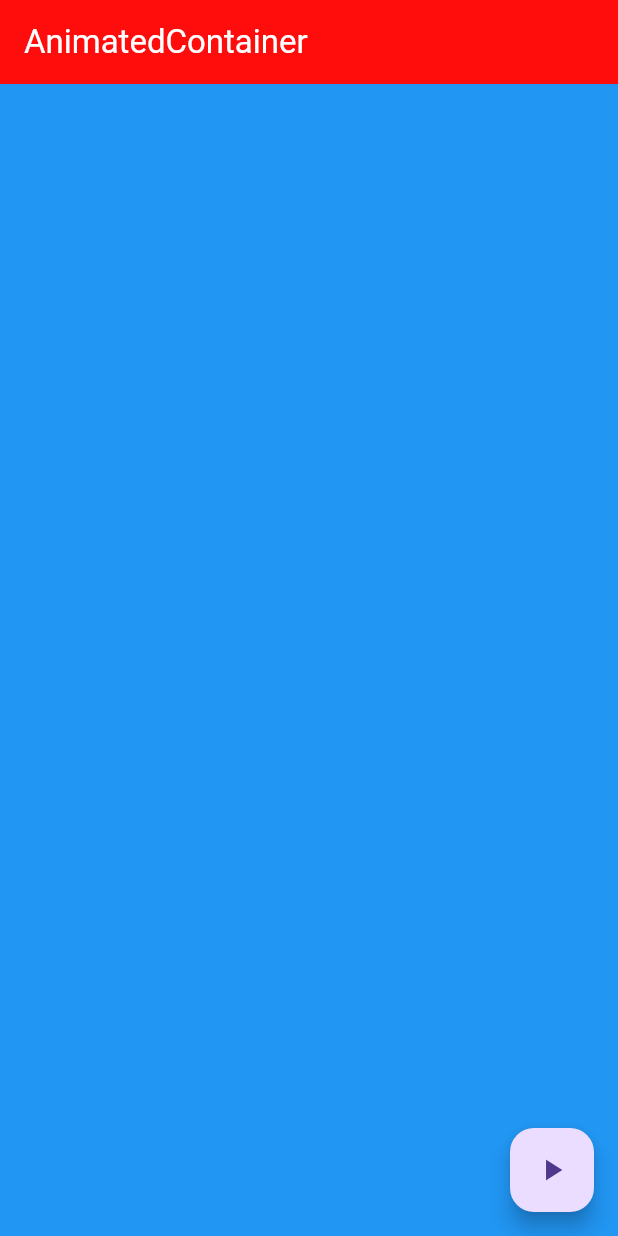
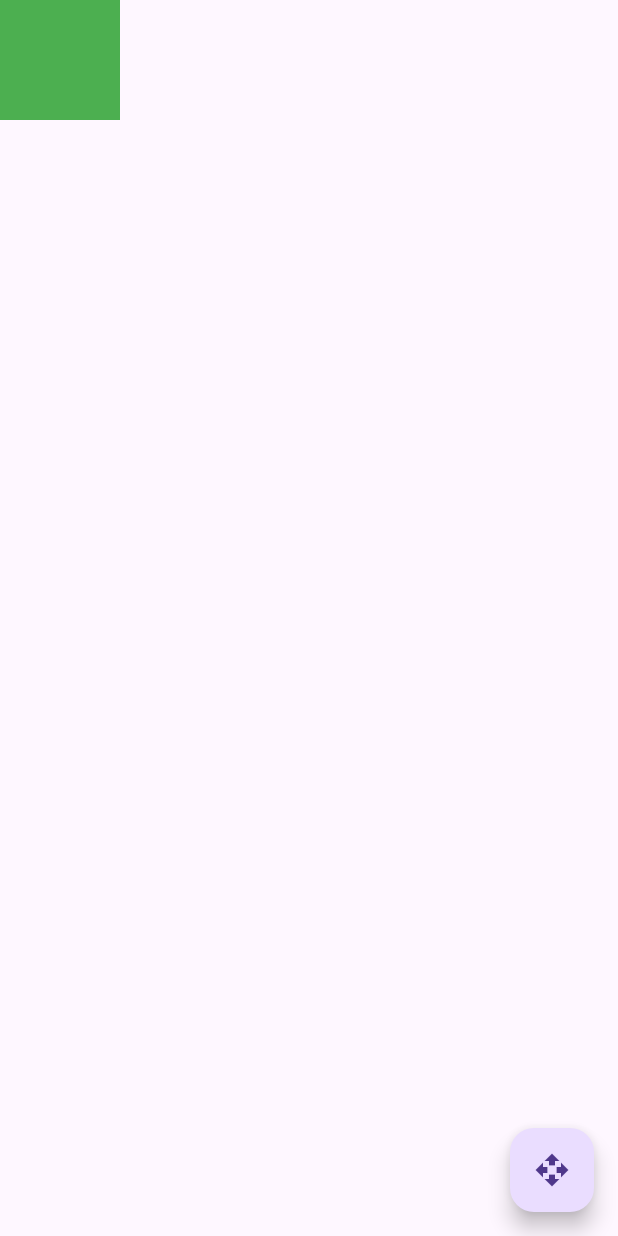
Before and after one commit to KodewithArun/Flutter-Complete-Learning---Arun, a Flutter app: the screen it shows after launch, on a phone screen of 412 x 824 dp. Run offline on Flutter 3.47's test engine with Material 3 defaults, Android fonts, the phone set to English and light mode, and no system bars; our stand-ins replace flutter_svg.

Commit message:
day12: understand about the animationalign

```diff
--- a/lib/screens/home_page.dart
+++ b/lib/screens/home_page.dart
@@ -8,39 +8,27 @@ class HomePage extends StatefulWidget {
 }
 
 class _HomePageState extends State<HomePage> {
-  double boxSize = 800;
-  Color boxColor = Colors.blue;
-  double boxOpacity = 1.0;
-
-  void animateBox() {
-    setState(() {
-      boxSize = boxSize == 800 ? 200 : 800;
-      boxColor = boxColor == Colors.blue ? Colors.red : Colors.blue;
-      boxOpacity = boxOpacity == 1.0 ? 0.0 : 1.0;
-    });
-  }
+  Alignment alignment = Alignment.topLeft;
 
   @override
   Widget build(BuildContext context) {
     return Scaffold(
-      appBar: AppBar(title: const Text('AnimatedContainer')),
-      body: Center(
-        child: AnimatedOpacity(
-          duration: const Duration(milliseconds: 800),
-          curve: Curves.easeInOut,
-          opacity: boxOpacity,
-          child: AnimatedContainer(
-            duration: const Duration(seconds: 1),
-            curve: Curves.easeInOut,
-            width: boxSize,
-            height: boxSize,
-            color: boxColor,
-          ),
-        ),
+      body: AnimatedAlign(
+        duration: Duration(seconds: 1),
+        curve: Curves.easeInOutCubic,
+        alignment: alignment,
+        child: Container(width: 80, height: 80, color: Colors.green),
       ),
       floatingActionButton: FloatingActionButton(
-        onPressed: animateBox,
-        child: const Icon(Icons.play_arrow),
+        onPressed: () {
+          setState(() {
+            alignment =
+                alignment == Alignment.topLeft
+                    ? Alignment.bottomRight
+                    : Alignment.topLeft;
+          });
+        },
+        child: Icon(Icons.open_with),
       ),
     );
   }
```
